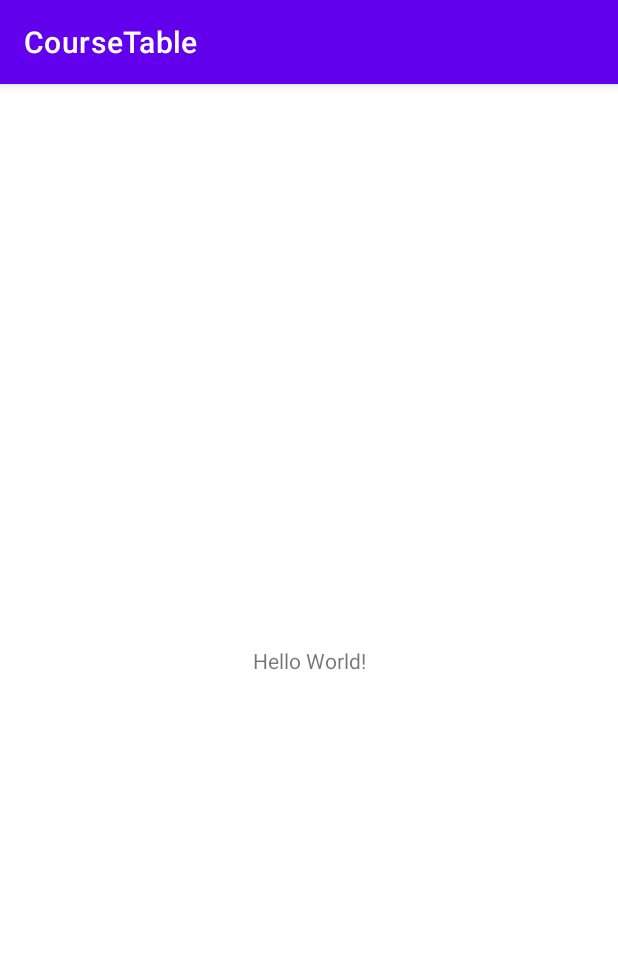
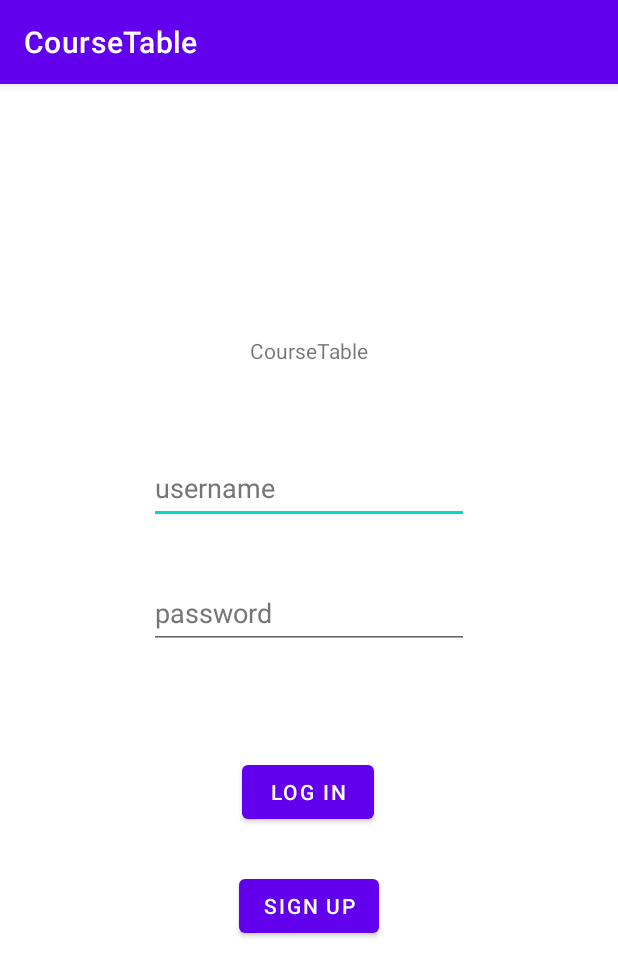
Before and after one commit to Tianqi-Yao/CourseTable, an Android app: the screen it shows after launch (MainActivity), on a phone screen of 412 x 824 dp. Shown: the top 976 px of the screen. Run offline under Robolectric (Android 15) with nearby library versions, the phone set to English and light mode, and no system bars.

Commit message:
first time update

```diff
--- a/app/src/main/AndroidManifest.xml
+++ b/app/src/main/AndroidManifest.xml
@@ -14,6 +14,9 @@
         android:theme="@style/Theme.CourseTable"
         tools:targetApi="31">
         <activity
+            android:name=".MainActivity2"
+            android:exported="false" />
+        <activity
             android:name=".MainActivity"
             android:exported="true">
             <intent-filter>
--- a/app/src/main/java/com/example/coursetable/MainActivity.kt
+++ b/app/src/main/java/com/example/coursetable/MainActivity.kt
@@ -1,13 +1,37 @@
 package com.example.coursetable
 
+import android.content.Intent
 import androidx.appcompat.app.AppCompatActivity
 import android.os.Bundle
+import android.util.Log
+import android.widget.Button
+import android.widget.EditText
+import android.widget.Toast
 
 class MainActivity : AppCompatActivity() {
     override fun onCreate(savedInstanceState: Bundle?) {
         super.onCreate(savedInstanceState)
         setContentView(R.layout.activity_main)
 
-        // test github
+
+        val bt = findViewById<Button>(R.id.btn_login)
+
+
+        bt.setOnClickListener {
+//            Log.d("test", "onclick btn")
+//            println("this is print test")
+//            Toast.makeText(this, "this is toast test", Toast.LENGTH_LONG).show()
+            jumpFun()
+        }
+    }
+
+    private fun jumpFun() {
+        val intent = Intent(this, MainActivity2::class.java)
+//        val msg = "message"
+//        intent.putExtra("msg",msg)
+//        val et = findViewById<EditText>(R.id.editText)
+//        intent.putExtra("et",et.text.toString())
+        startActivity(intent)
+
     }
 }
--- a/app/src/main/res/layout/activity_main.xml
+++ b/app/src/main/res/layout/activity_main.xml
@@ -7,12 +7,64 @@
     tools:context=".MainActivity">
 
     <TextView
+        android:id="@+id/textView"
         android:layout_width="wrap_content"
         android:layout_height="wrap_content"
-        android:text="Hello World!"
-        app:layout_constraintBottom_toBottomOf="parent"
+        android:layout_marginTop="168dp"
+        android:text="@string/app_name"
         app:layout_constraintEnd_toEndOf="parent"
         app:layout_constraintStart_toStartOf="parent"
         app:layout_constraintTop_toTopOf="parent" />
 
+    <EditText
+        android:id="@+id/editTextTextPersonName2"
+        android:layout_width="wrap_content"
+        android:layout_height="wrap_content"
+        android:layout_marginTop="58dp"
+        android:ems="10"
+        android:hint="@string/username"
+        android:importantForAutofill="no"
+        android:inputType="textPersonName"
+        android:minHeight="48dp"
+        android:textColorHint="#757575"
+        app:layout_constraintEnd_toEndOf="parent"
+        app:layout_constraintStart_toStartOf="parent"
+        app:layout_constraintTop_toBottomOf="@+id/textView" />
+
+    <EditText
+        android:id="@+id/editTextTextPassword"
+        android:layout_width="wrap_content"
+        android:layout_height="wrap_content"
+        android:layout_marginTop="35dp"
+        android:ems="10"
+        android:hint="@string/password"
+        android:importantForAutofill="no"
+        android:inputType="textPassword"
+        android:minHeight="48dp"
+        android:textColorHint="#757575"
+        app:layout_constraintEnd_toEndOf="parent"
+        app:layout_constraintStart_toStartOf="parent"
+        app:layout_constraintTop_toBottomOf="@+id/editTextTextPersonName2" />
+
+    <Button
+        android:id="@+id/btn_login"
+        android:layout_width="wrap_content"
+        android:layout_height="wrap_content"
+        android:layout_marginTop="448dp"
+        android:text="@string/login"
+        app:layout_constraintEnd_toEndOf="parent"
+        app:layout_constraintHorizontal_bias="0.498"
+        app:layout_constraintStart_toStartOf="parent"
+        app:layout_constraintTop_toTopOf="parent" />
+
+    <Button
+        android:id="@+id/btn_signup"
+        android:layout_width="wrap_content"
+        android:layout_height="wrap_content"
+        android:layout_marginTop="28dp"
+        android:text="@string/signup"
+        app:layout_constraintEnd_toEndOf="parent"
+        app:layout_constraintStart_toStartOf="parent"
+        app:layout_constraintTop_toBottomOf="@+id/btn_login" />
+
 </androidx.constraintlayout.widget.ConstraintLayout>
--- a/app/src/main/res/values/strings.xml
+++ b/app/src/main/res/values/strings.xml
@@ -1,3 +1,13 @@
 <resources>
     <string name="app_name">CourseTable</string>
+    <string name="login">Log In</string>
+    <string name="signup">Sign Up</string>
+    <string name="back">Back</string>
+    <string name="home">home</string>
+    <string name="profile">profile</string>
+    <string name="setting">setting</string>
+    <string name="username">username</string>
+    <string name="password">password</string>
+    <string name="xxx">xxx</string>
+    <string name="button">Button</string>
 </resources>
```
